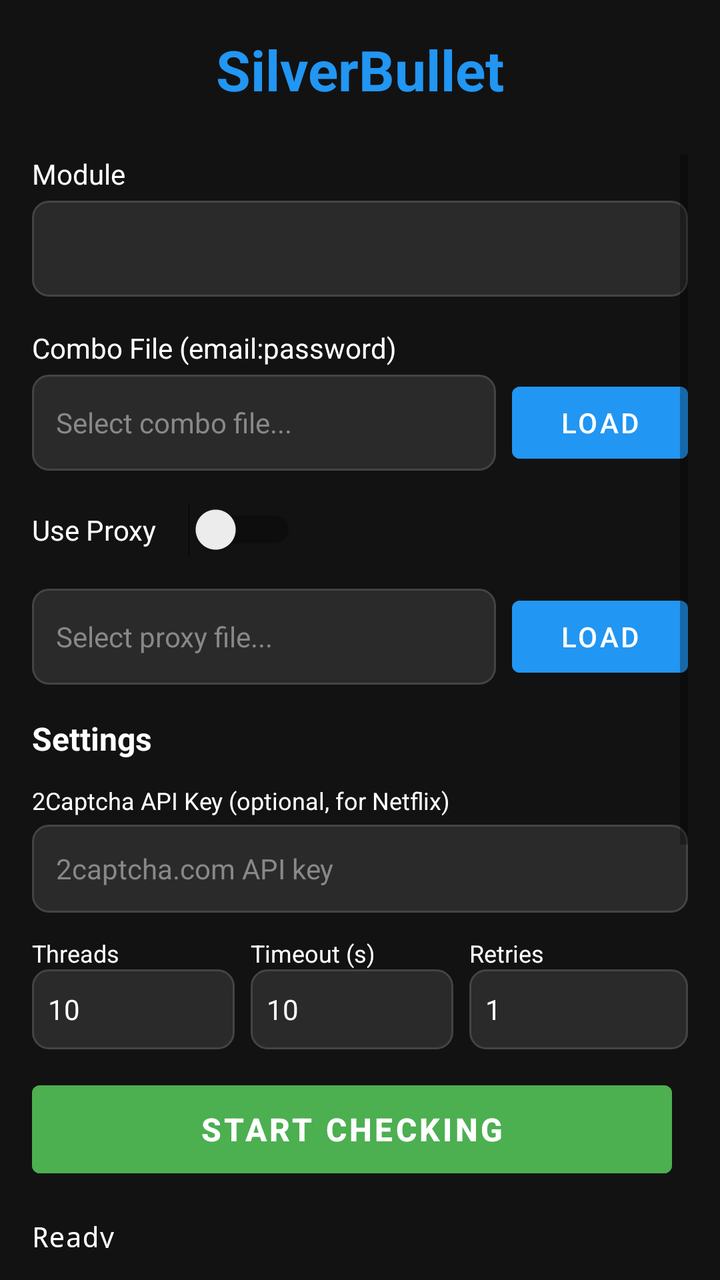
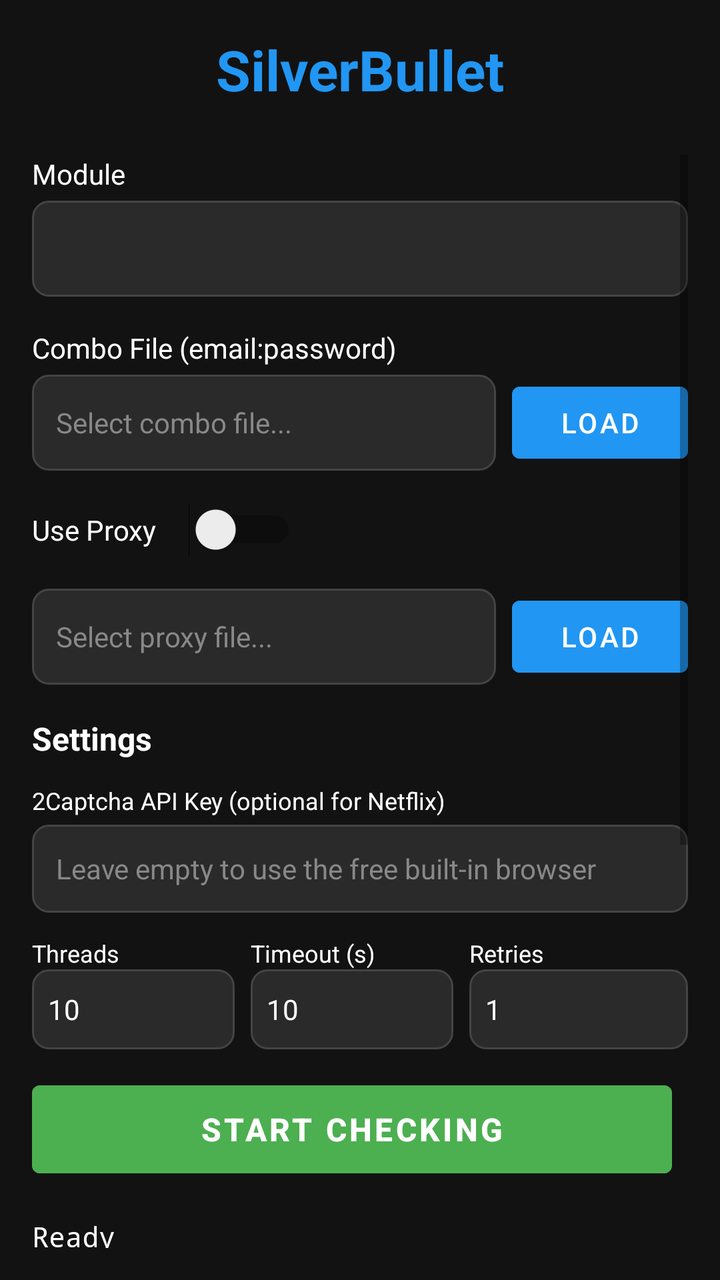

Screens rendered from an Android XML layout before and after an edit, with the pre-edit source and the edit as a unified diff.
<!-- AndroidManifest.xml: application theme Theme.SilverBullet -->
<!-- res/layout/activity_main.xml -->
<?xml version="1.0" encoding="utf-8"?>
<LinearLayout xmlns:android="http://schemas.android.com/apk/res/android"
    android:layout_width="match_parent"
    android:layout_height="match_parent"
    android:orientation="vertical"
    android:background="@color/background_dark"
    android:padding="16dp">

    <TextView
        android:layout_width="match_parent"
        android:layout_height="wrap_content"
        android:text="SilverBullet"
        android:textSize="28sp"
        android:textStyle="bold"
        android:textColor="@color/primary_blue"
        android:gravity="center"
        android:layout_marginBottom="24dp" />

    <ScrollView
        android:layout_width="match_parent"
        android:layout_height="0dp"
        android:layout_weight="1">

        <LinearLayout
            android:layout_width="match_parent"
            android:layout_height="wrap_content"
            android:orientation="vertical">

            <TextView
                android:layout_width="wrap_content"
                android:layout_height="wrap_content"
                android:text="Module"
                android:textColor="@color/text_light"
                android:textSize="14sp"
                android:layout_marginBottom="4dp" />

            <Spinner
                android:id="@+id/spinnerModule"
                android:layout_width="match_parent"
                android:layout_height="48dp"
                android:background="@drawable/spinner_bg"
                android:layout_marginBottom="16dp" />

            <LinearLayout
                android:id="@+id/customPanel"
                android:layout_width="match_parent"
                android:layout_height="wrap_content"
                android:orientation="vertical"
                android:visibility="gone">

                <TextView
                    android:layout_width="wrap_content"
                    android:layout_height="wrap_content"
                    android:text="Request URL"
                    android:textColor="@color/text_light"
                    android:textSize="14sp"
                    android:layout_marginBottom="4dp" />

                <EditText
                    android:id="@+id/etCustomUrl"
                    android:layout_width="match_parent"
                    android:layout_height="48dp"
                    android:background="@drawable/edit_bg"
                    android:hint="https://example.com/api/login"
                    android:textColorHint="@color/text_hint"
                    android:textColor="@color/text_light"
                    android:textSize="14sp"
                    android:paddingHorizontal="12dp"
                    android:singleLine="true"
                    android:inputType="textUri"
                    android:layout_marginBottom="12dp" />

                <TextView
                    android:layout_width="wrap_content"
                    android:layout_height="wrap_content"
                    android:text="Method"
                    android:textColor="@color/text_light"
                    android:textSize="14sp"
                    android:layout_marginBottom="4dp" />

                <Spinner
                    android:id="@+id/spCustomMethod"
                    android:layout_width="match_parent"
                    android:layout_height="44dp"
                    android:background="@drawable/spinner_bg"
                    android:layout_marginBottom="12dp" />

                <TextView
                    android:layout_width="wrap_content"
                    android:layout_height="wrap_content"
                    android:text="Body Template"
                    android:textColor="@color/text_light"
                    android:textSize="14sp"
                    android:layout_marginBottom="4dp" />

                <EditText
                    android:id="@+id/etCustomBody"
                    android:layout_width="match_parent"
                    android:layout_height="64dp"
                    android:background="@drawable/edit_bg"
                    android:hint="{&quot;email&quot;:&quot;{email}&quot;,&quot;password&quot;:&quot;{password}&quot;}"
                    android:textColorHint="@color/text_hint"
                    android:textColor="@color/text_light"
                    android:textSize="13sp"
                    android:fontFamily="monospace"
                    android:paddingHorizontal="12dp"
                    android:gravity="top"
                    android:inputType="textMultiLine"
                    android:layout_marginBottom="12dp" />

                <TextView
                    android:layout_width="wrap_content"
                    android:layout_height="wrap_content"
                    android:text="Content Type"
                    android:textColor="@color/text_light"
                    android:textSize="14sp"
                    android:layout_marginBottom="4dp" />

                <EditText
                    android:id="@+id/etCustomContentType"
                    android:layout_width="match_parent"
                    android:layout_height="44dp"
                    android:background="@drawable/edit_bg"
                    android:hint="application/json"
                    android:text="application/json"
                    android:textColorHint="@color/text_hint"
                    android:textColor="@color/text_light"
                    android:textSize="14sp"
                    android:paddingHorizontal="12dp"
                    android:singleLine="true"
                    android:layout_marginBottom="12dp" />

                <TextView
                    android:layout_width="wrap_content"
                    android:layout_height="wrap_content"
                    android:text="Success Marker (text in response)"
                    android:textColor="@color/text_light"
                    android:textSize="14sp"
                    android:layout_marginBottom="4dp" />

                <EditText
                    android:id="@+id/etCustomSuccess"
                    android:layout_width="match_parent"
                    android:layout_height="44dp"
                    android:background="@drawable/edit_bg"
                    android:hint="e.g. &quot;success&quot;:true"
                    android:textColorHint="@color/text_hint"
                    android:textColor="@color/text_light"
                    android:textSize="14sp"
                    android:paddingHorizontal="12dp"
                    android:singleLine="true"
                    android:layout_marginBottom="12dp" />

                <TextView
                    android:layout_width="wrap_content"
                    android:layout_height="wrap_content"
                    android:text="Fail Marker (text in response)"
                    android:textColor="@color/text_light"
                    android:textSize="14sp"
                    android:layout_marginBottom="4dp" />

                <EditText
                    android:id="@+id/etCustomFail"
                    android:layout_width="match_parent"
                    android:layout_height="44dp"
                    android:background="@drawable/edit_bg"
                    android:hint="e.g. &quot;error&quot;"
                    android:textColorHint="@color/text_hint"
                    android:textColor="@color/text_light"
                    android:textSize="14sp"
                    android:paddingHorizontal="12dp"
                    android:singleLine="true"
                    android:layout_marginBottom="16dp" />
            </LinearLayout>

            <TextView
                android:layout_width="wrap_content"
                android:layout_height="wrap_content"
                android:text="Combo File (email:password)"
                android:textColor="@color/text_light"
                android:textSize="14sp"
                android:layout_marginBottom="4dp" />

            <LinearLayout
                android:layout_width="match_parent"
                android:layout_height="wrap_content"
                android:orientation="horizontal"
                android:layout_marginBottom="16dp">

                <EditText
                    android:id="@+id/etComboFile"
                    android:layout_width="0dp"
                    android:layout_height="48dp"
                    android:layout_weight="1"
                    android:background="@drawable/edit_bg"
                    android:hint="Select combo file..."
                    android:textColorHint="@color/text_hint"
                    android:textColor="@color/text_light"
                    android:textSize="14sp"
                    android:paddingHorizontal="12dp"
                    android:singleLine="true"
                    android:enabled="false" />

                <Button
                    android:id="@+id/btnLoadCombo"
                    android:layout_width="wrap_content"
                    android:layout_height="48dp"
                    android:text="LOAD"
                    android:textAllCaps="false"
                    android:backgroundTint="@color/primary_blue"
                    android:textColor="@android:color/white"
                    android:layout_marginStart="8dp" />
            </LinearLayout>

            <LinearLayout
                android:layout_width="match_parent"
                android:layout_height="wrap_content"
                android:orientation="horizontal"
                android:layout_marginBottom="16dp">

                <TextView
                    android:layout_width="wrap_content"
                    android:layout_height="wrap_content"
                    android:text="Use Proxy"
                    android:textColor="@color/text_light"
                    android:textSize="14sp" />

                <Switch
                    android:id="@+id/switchProxy"
                    android:layout_width="wrap_content"
                    android:layout_height="wrap_content"
                    android:layout_marginStart="16dp" />
            </LinearLayout>

            <LinearLayout
                android:layout_width="match_parent"
                android:layout_height="wrap_content"
                android:orientation="horizontal"
                android:layout_marginBottom="16dp">

                <EditText
                    android:id="@+id/etProxyFile"
                    android:layout_width="0dp"
                    android:layout_height="48dp"
                    android:layout_weight="1"
                    android:background="@drawable/edit_bg"
                    android:hint="Select proxy file..."
                    android:textColorHint="@color/text_hint"
                    android:textColor="@color/text_light"
                    android:textSize="14sp"
                    android:paddingHorizontal="12dp"
                    android:singleLine="true"
                    android:enabled="false" />

                <Button
                    android:id="@+id/btnLoadProxy"
                    android:layout_width="wrap_content"
                    android:layout_height="48dp"
                    android:text="LOAD"
                    android:textAllCaps="false"
                    android:backgroundTint="@color/primary_blue"
                    android:textColor="@android:color/white"
                    android:layout_marginStart="8dp"
                    android:enabled="false" />
            </LinearLayout>

            <TextView
                android:layout_width="wrap_content"
                android:layout_height="wrap_content"
                android:text="Settings"
                android:textColor="@color/text_light"
                android:textSize="16sp"
                android:textStyle="bold"
                android:layout_marginBottom="12dp" />

            <TextView
                android:layout_width="wrap_content"
                android:layout_height="wrap_content"
                android:text="2Captcha API Key (optional, for Netflix)"
                android:textColor="@color/text_light"
                android:textSize="12sp"
                android:layout_marginBottom="4dp" />

            <EditText
                android:id="@+id/etCaptchaKey"
                android:layout_width="match_parent"
                android:layout_height="44dp"
                android:background="@drawable/edit_bg"
                android:hint="2captcha.com API key"
                android:textColorHint="@color/text_hint"
                android:textColor="@color/text_light"
                android:textSize="14sp"
                android:paddingHorizontal="12dp"
                android:singleLine="true"
                android:inputType="text"
                android:layout_marginBottom="12dp" />

            <LinearLayout
                android:layout_width="match_parent"
                android:layout_height="wrap_content"
                android:orientation="horizontal"
                android:layout_marginBottom="12dp">

                <LinearLayout
                    android:layout_width="0dp"
                    android:layout_height="wrap_content"
                    android:layout_weight="1"
                    android:orientation="vertical">

                    <TextView
                        android:layout_width="wrap_content"
                        android:layout_height="wrap_content"
                        android:text="Threads"
                        android:textColor="@color/text_light"
                        android:textSize="12sp" />

                    <EditText
                        android:id="@+id/etThreads"
                        android:layout_width="match_parent"
                        android:layout_height="40dp"
                        android:background="@drawable/edit_bg"
                        android:text="10"
                        android:textColor="@color/text_light"
                        android:textSize="14sp"
                        android:paddingHorizontal="8dp"
                        android:inputType="number"
                        android:singleLine="true"
                        android:layout_marginEnd="8dp" />
                </LinearLayout>

                <LinearLayout
                    android:layout_width="0dp"
                    android:layout_height="wrap_content"
                    android:layout_weight="1"
                    android:orientation="vertical">

                    <TextView
                        android:layout_width="wrap_content"
                        android:layout_height="wrap_content"
                        android:text="Timeout (s)"
                        android:textColor="@color/text_light"
                        android:textSize="12sp" />

                    <EditText
                        android:id="@+id/etTimeout"
                        android:layout_width="match_parent"
                        android:layout_height="40dp"
                        android:background="@drawable/edit_bg"
                        android:text="10"
                        android:textColor="@color/text_light"
                        android:textSize="14sp"
                        android:paddingHorizontal="8dp"
                        android:inputType="number"
                        android:singleLine="true"
                        android:layout_marginEnd="8dp" />
                </LinearLayout>

                <LinearLayout
                    android:layout_width="0dp"
                    android:layout_height="wrap_content"
                    android:layout_weight="1"
                    android:orientation="vertical">

                    <TextView
                        android:layout_width="wrap_content"
                        android:layout_height="wrap_content"
                        android:text="Retries"
                        android:textColor="@color/text_light"
                        android:textSize="12sp" />

                    <EditText
                        android:id="@+id/etRetries"
                        android:layout_width="match_parent"
                        android:layout_height="40dp"
                        android:background="@drawable/edit_bg"
                        android:text="1"
                        android:textColor="@color/text_light"
                        android:textSize="14sp"
                        android:paddingHorizontal="8dp"
                        android:inputType="number"
                        android:singleLine="true" />
                </LinearLayout>
            </LinearLayout>

            <LinearLayout
                android:layout_width="match_parent"
                android:layout_height="wrap_content"
                android:orientation="horizontal"
                android:layout_marginBottom="16dp">

                <Button
                    android:id="@+id/btnStart"
                    android:layout_width="0dp"
                    android:layout_height="56dp"
                    android:layout_weight="1"
                    android:text="START CHECKING"
                    android:textAllCaps="false"
                    android:textSize="16sp"
                    android:textStyle="bold"
                    android:backgroundTint="@color/hit_green"
                    android:textColor="@android:color/white"
                    android:layout_marginEnd="8dp" />

                <Button
                    android:id="@+id/btnStop"
                    android:layout_width="0dp"
                    android:layout_height="56dp"
                    android:layout_weight="1"
                    android:text="STOP"
                    android:textAllCaps="false"
                    android:textSize="16sp"
                    android:textStyle="bold"
                    android:backgroundTint="@color/fail_red"
                    android:textColor="@android:color/white"
                    android:visibility="gone" />
            </LinearLayout>

            <Button
                android:id="@+id/btnExportHits"
                android:layout_width="match_parent"
                android:layout_height="48dp"
                android:text="EXPORT HITS"
                android:textAllCaps="false"
                android:backgroundTint="@color/primary_blue"
                android:textColor="@android:color/white"
                android:layout_marginBottom="16dp"
                android:visibility="gone" />

            <TextView
                android:id="@+id/tvStats"
                android:layout_width="match_parent"
                android:layout_height="wrap_content"
                android:text="Ready"
                android:textColor="@color/text_light"
                android:textSize="14sp"
                android:fontFamily="monospace"
                android:layout_marginBottom="16dp" />

            <androidx.recyclerview.widget.RecyclerView
                android:id="@+id/recyclerView"
                android:layout_width="match_parent"
                android:layout_height="300dp" />

        </LinearLayout>
    </ScrollView>
</LinearLayout>
<!-- resources referenced by this layout -->
<resources>
  <color name="background_dark">#121212</color>
  <color name="fail_red">#F44336</color>
  <color name="hit_green">#4CAF50</color>
  <color name="primary_blue">#2196F3</color>
  <color name="text_hint">#888888</color>
  <color name="text_light">#FFFFFF</color>
  <!-- drawable edit_bg (drawable) -->
  <?xml version="1.0" encoding="utf-8"?>
  <shape xmlns:android="http://schemas.android.com/apk/res/android"
      android:shape="rectangle">
      <solid android:color="#2A2A2A" />
      <corners android:radius="8dp" />
      <stroke android:width="1dp" android:color="#444444" />
  </shape>
  <!-- drawable spinner_bg (drawable) -->
  <?xml version="1.0" encoding="utf-8"?>
  <shape xmlns:android="http://schemas.android.com/apk/res/android"
      android:shape="rectangle">
      <solid android:color="#2A2A2A" />
      <corners android:radius="8dp" />
      <stroke android:width="1dp" android:color="#444444" />
  </shape>
  <style name="Theme.SilverBullet" parent="Theme.MaterialComponents.DayNight.NoActionBar">
          <item name="colorPrimary">@color/primary_blue</item>
          <item name="colorPrimaryVariant">@color/primary_blue_dark</item>
          <item name="colorOnPrimary">@android:color/white</item>
          <item name="android:statusBarColor">@color/background_dark</item>
          <item name="android:navigationBarColor">@color/background_dark</item>
          <item name="android:windowBackground">@color/background_dark</item>
      </style>
  <color name="primary_blue_dark">#1976D2</color>
</resources>

<!-- the commit's change to res/layout/activity_main.xml (unified diff, before → after) -->
@@ -276,7 +276,7 @@
             <TextView
                 android:layout_width="wrap_content"
                 android:layout_height="wrap_content"
-                android:text="2Captcha API Key (optional, for Netflix)"
+                android:text="2Captcha API Key (optional for Netflix)"
                 android:textColor="@color/text_light"
                 android:textSize="12sp"
                 android:layout_marginBottom="4dp" />
@@ -286,7 +286,7 @@
                 android:layout_width="match_parent"
                 android:layout_height="44dp"
                 android:background="@drawable/edit_bg"
-                android:hint="2captcha.com API key"
+                android:hint="Leave empty to use the free built-in browser"
                 android:textColorHint="@color/text_hint"
                 android:textColor="@color/text_light"
                 android:textSize="14sp"
